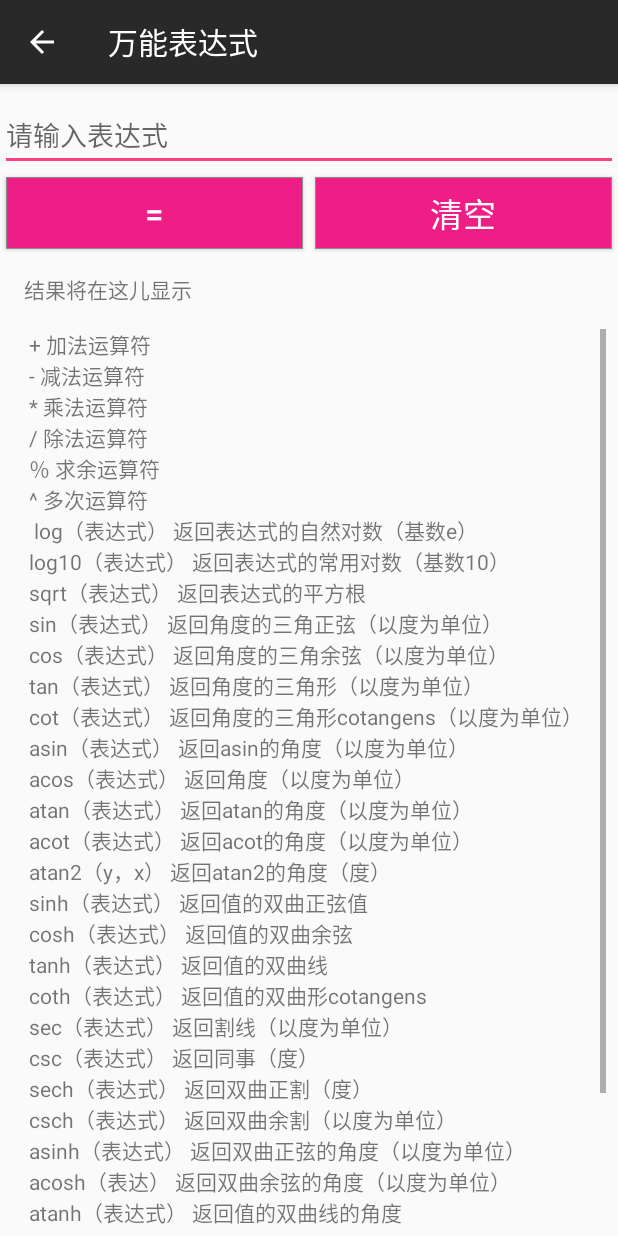
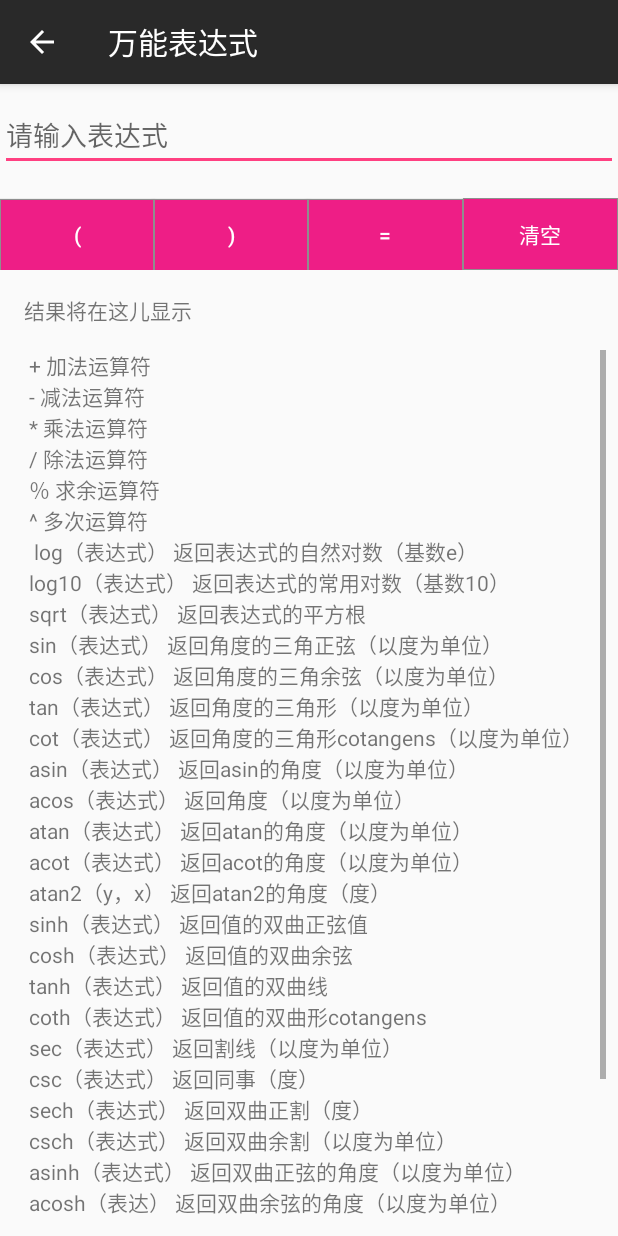
Before and after one commit to vipheyue/Calculator, an Android app: the UniversalExpressionActivity screen opened directly, with no data from a screen before it, on a phone screen of 412 x 824 dp. Run offline under Robolectric (Android 15) with nearby library versions, the phone set to English and light mode, and no system bars; libraries missing offline, so code that uses them is left out: com.udojava.evalex.

Commit message:
万能表达式新增括号

```diff
--- a/app/src/main/java/com/vipheyue/calculator/HistoryAdapter.kt
+++ b/app/src/main/java/com/vipheyue/calculator/HistoryAdapter.kt
@@ -3,9 +3,7 @@ package com.vipheyue.calculator
 import com.chad.library.adapter.base.BaseQuickAdapter
 import com.chad.library.adapter.base.BaseViewHolder
 
-/**
- * https://github.com/CymChad/BaseRecyclerViewAdapterHelper
- */
+
 class HistoryAdapter(layoutResId: Int, data: List<HistoryTable>?) : BaseQuickAdapter<HistoryTable, BaseViewHolder>(layoutResId, data) {
 
     override fun convert(helper: BaseViewHolder, item: HistoryTable) {
--- a/app/src/main/java/com/vipheyue/calculator/Preference.kt
+++ b/app/src/main/java/com/vipheyue/calculator/Preference.kt
@@ -9,8 +9,6 @@ import kotlin.reflect.KProperty
 //var save : LoginSaveBean by Preference<LoginSaveBean>(App.getInstance(),Constant.LOCAL_SAVE_LOGIN_MODEL_KEY, LoginSaveBean("0","0"))
 //注意 这条语句我们要放在全局变量来读取，当你改变值或者值被改变时，这里的值会自己提交和同步。
 /**
- * author: smart
- * time: 2016/10/26
  * 封装好SharedPreferences 并使用 序列化和反序列化来存储数据
  * 注意要在全局环境使用
  */
--- a/app/src/main/java/com/vipheyue/calculator/UniversalExpressionActivity.kt
+++ b/app/src/main/java/com/vipheyue/calculator/UniversalExpressionActivity.kt
@@ -21,6 +21,15 @@ class UniversalExpressionActivity : AppCompatActivity() {
 
     private fun initView() {
         tv_introduce.setMovementMethod(ScrollingMovementMethod.getInstance());
+        btn_digital_parenthesis_left.setOnClickListener {
+            editText_input.setText(editText_input.text.toString().trim()+"(")
+            editText_input.setSelection(editText_input.length());
+        }
+        btn_digital_parenthesis_right.setOnClickListener {
+            editText_input.setText(editText_input.text.toString().trim()+")")
+            editText_input.setSelection(editText_input.length());
+
+        }
         button_clear.setOnClickListener {
             editText_input.setText("")
             tv_result.setText("")
--- a/app/src/main/res/layout/activity_universal_expression.xml
+++ b/app/src/main/res/layout/activity_universal_expression.xml
@@ -17,33 +17,58 @@
         app:layout_constraintStart_toStartOf="parent"
         app:layout_constraintTop_toTopOf="parent" />
 
+    <LinearLayout
+        android:id="@+id/ll_contain"
+        android:layout_width="match_parent"
+        android:layout_height="wrap_content"
+        android:layout_marginTop="18dp"
+        android:orientation="horizontal"
+        app:layout_constraintEnd_toStartOf="parent"
+        app:layout_constraintStart_toStartOf="parent"
+        app:layout_constraintTop_toBottomOf="@id/editText_input"
+
+        >
+
+        <Button
+            android:id="@+id/btn_digital_parenthesis_left"
+            android:layout_width="0dp"
+            android:layout_height="wrap_content"
+            android:layout_weight="1"
+            android:background="@drawable/operator_bg"
+            android:text="("
+            android:textColor="@android:color/white" />
+
+        <Button
+            android:id="@+id/btn_digital_parenthesis_right"
+            android:layout_width="0dp"
+            android:layout_height="wrap_content"
+            android:layout_weight="1"
+            android:background="@drawable/operator_bg"
+            android:text=")"
+            android:textColor="@android:color/white" />
+
         <Button
             android:id="@+id/button_calculate"
             android:layout_width="0dp"
             android:layout_height="wrap_content"
-        android:layout_margin="4dp"
+            android:layout_weight="1"
             android:background="@drawable/operator_bg"
             android:text="="
             android:textColor="@android:color/white"
-        android:textSize="22sp"
-        app:layout_constraintEnd_toStartOf="@id/button_clear"
-        app:layout_constraintStart_toStartOf="parent"
-        app:layout_constraintTop_toBottomOf="@id/editText_input" />
+         />
 
 
         <Button
             android:id="@+id/button_clear"
             android:layout_width="0dp"
             android:layout_height="wrap_content"
-        android:layout_margin="4dp"
+            android:layout_weight="1"
             android:background="@drawable/operator_bg"
             android:text="清空"
             android:textColor="@android:color/white"
-        android:textSize="22sp"
-        app:layout_constraintBottom_toBottomOf="@+id/button_calculate"
-        app:layout_constraintEnd_toEndOf="parent"
-        app:layout_constraintStart_toEndOf="@id/button_calculate"
-        app:layout_constraintTop_toTopOf="@id/button_calculate" />
+            />
+    </LinearLayout>
+
 
     <TextView
         android:id="@+id/tv_result"
@@ -56,7 +81,7 @@
         android:text="结果将在这儿显示"
         app:layout_constraintEnd_toEndOf="parent"
         app:layout_constraintStart_toStartOf="parent"
-        app:layout_constraintTop_toBottomOf="@+id/button_calculate" />
+        app:layout_constraintTop_toBottomOf="@+id/ll_contain" />
 
     <TextView
         android:id="@+id/tv_introduce"
--- a/app/src/main/res/values/strings.xml
+++ b/app/src/main/res/values/strings.xml
@@ -1,5 +1,5 @@
 <resources>
-    <string name="app_name">简简计算器</string>
+    <string name="app_name">小猫计算器</string>
     <string name="title_activity_drawer">DrawerActivity</string>
 
     <string name="navigation_drawer_open">Open navigation drawer</string>
```
Also changed, not shown: app/src/main/java/com/vipheyue/calculator/MainActivity.kt (+0 -22 lines), app/src/main/java/com/vipheyue/calculator/NumToRMB.java (+0 -11 lines). Lines whose indentation alone changed are shown as unchanged.
